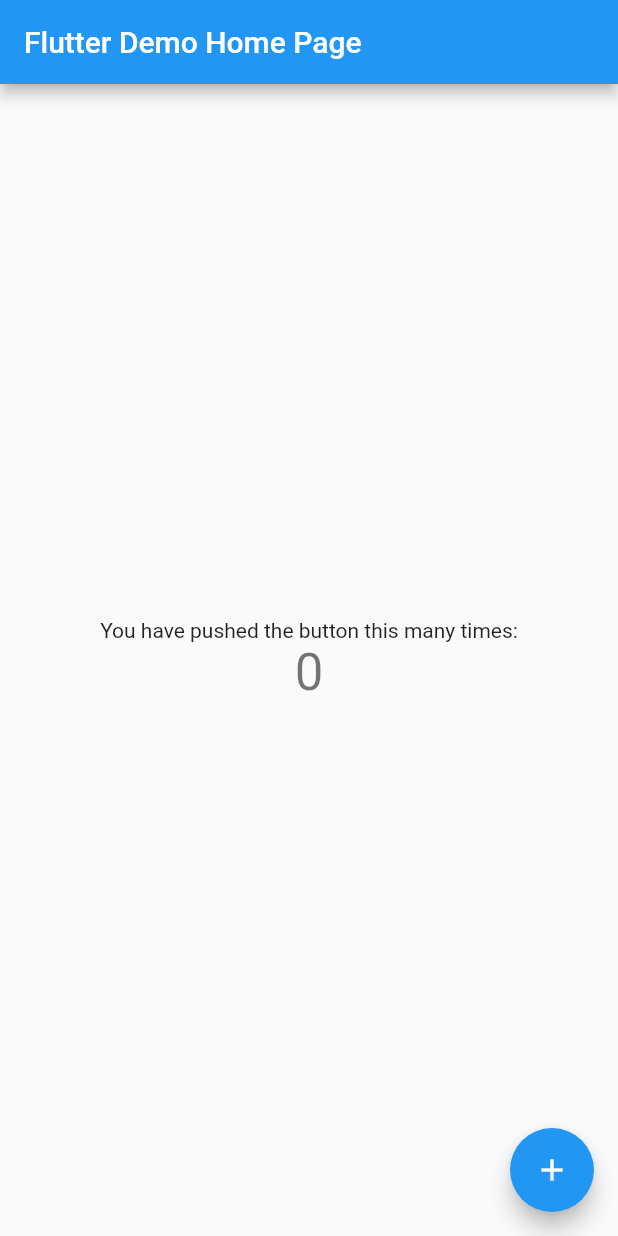
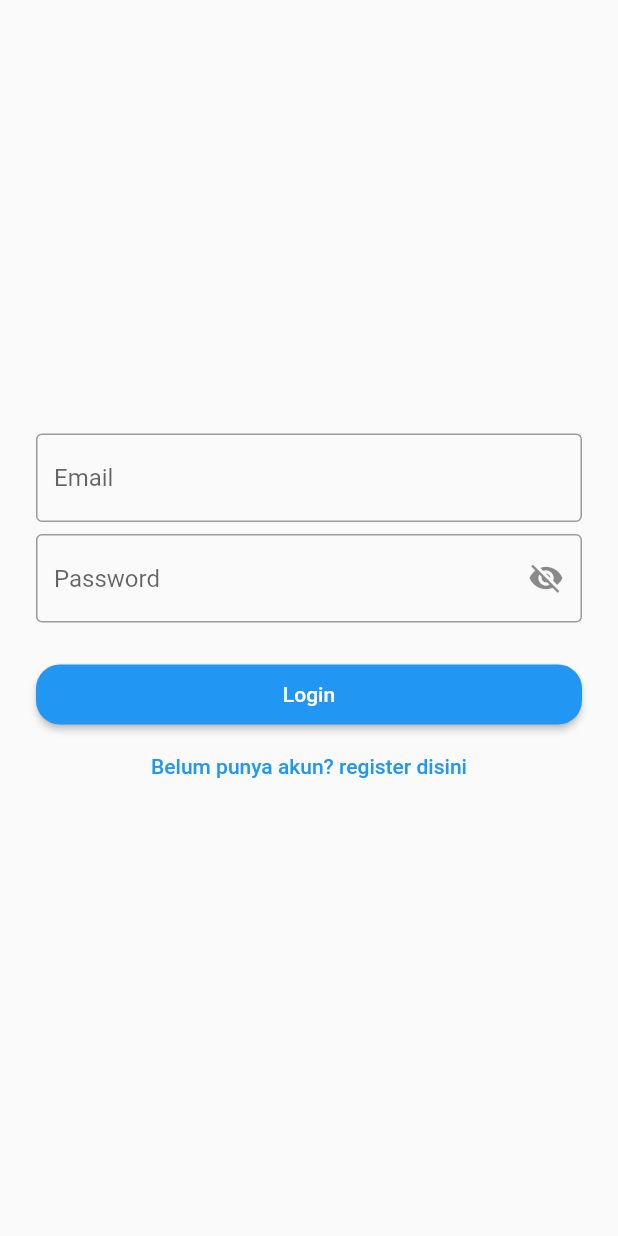
Before and after one commit to JodiKurniawan99/renthub_app, a Flutter app: the screen it shows after launch, on a phone screen of 412 x 824 dp. Run offline on Flutter 3.47's test engine with Material 2 defaults, Android fonts, the phone set to English and light mode, and no system bars.

Commit message:
init splash screen and login screen

```diff
--- a/lib/main.dart
+++ b/lib/main.dart
@@ -1,4 +1,6 @@
 import 'package:flutter/material.dart';
+import 'package:renthub_app/screens/login_screen.dart';
+import 'package:renthub_app/screens/splash_screen.dart';
 
 void main() {
   runApp(const MyApp());
@@ -7,109 +9,19 @@ void main() {
 class MyApp extends StatelessWidget {
   const MyApp({Key? key}) : super(key: key);
 
-  // This widget is the root of your application.
   @override
   Widget build(BuildContext context) {
     return MaterialApp(
-      title: 'Flutter Demo',
+      title: 'Renthub App',
       theme: ThemeData(
-        // This is the theme of your application.
-        //
-        // Try running your application with "flutter run". You'll see the
-        // application has a blue toolbar. Then, without quitting the app, try
-        // changing the primarySwatch below to Colors.green and then invoke
-        // "hot reload" (press "r" in the console where you ran "flutter run",
-        // or simply save your changes to "hot reload" in a Flutter IDE).
-        // Notice that the counter didn't reset back to zero; the application
-        // is not restarted.
         primarySwatch: Colors.blue,
       ),
-      home: const MyHomePage(title: 'Flutter Demo Home Page'),
+      initialRoute: SplashScreen.routeId,
+      routes: {
+        SplashScreen.routeId: (context) => SplashScreen(),
+        LoginScreen.routeId: (context) => LoginScreen(),
+      },
+
     );
   }
 }
-
-class MyHomePage extends StatefulWidget {
-  const MyHomePage({Key? key, required this.title}) : super(key: key);
-
-  // This widget is the home page of your application. It is stateful, meaning
-  // that it has a State object (defined below) that contains fields that affect
-  // how it looks.
-
-  // This class is the configuration for the state. It holds the values (in this
-  // case the title) provided by the parent (in this case the App widget) and
-  // used by the build method of the State. Fields in a Widget subclass are
-  // always marked "final".
-
-  final String title;
-
-  @override
-  State<MyHomePage> createState() => _MyHomePageState();
-}
-
-class _MyHomePageState extends State<MyHomePage> {
-  int _counter = 0;
-
-  void _incrementCounter() {
-    setState(() {
-      // This call to setState tells the Flutter framework that something has
-      // changed in this State, which causes it to rerun the build method below
-      // so that the display can reflect the updated values. If we changed
-      // _counter without calling setState(), then the build method would not be
-      // called again, and so nothing would appear to happen.
-      _counter++;
-    });
-  }
-
-  @override
-  Widget build(BuildContext context) {
-    // This method is rerun every time setState is called, for instance as done
-    // by the _incrementCounter method above.
-    //
-    // The Flutter framework has been optimized to make rerunning build methods
-    // fast, so that you can just rebuild anything that needs updating rather
-    // than having to individually change instances of widgets.
-    return Scaffold(
-      appBar: AppBar(
-        // Here we take the value from the MyHomePage object that was created by
-        // the App.build method, and use it to set our appbar title.
-        title: Text(widget.title),
-      ),
-      body: Center(
-        // Center is a layout widget. It takes a single child and positions it
-        // in the middle of the parent.
-        child: Column(
-          // Column is also a layout widget. It takes a list of children and
-          // arranges them vertically. By default, it sizes itself to fit its
-          // children horizontally, and tries to be as tall as its parent.
-          //
-          // Invoke "debug painting" (press "p" in the console, choose the
-          // "Toggle Debug Paint" action from the Flutter Inspector in Android
-          // Studio, or the "Toggle Debug Paint" command in Visual Studio Code)
-          // to see the wireframe for each widget.
-          //
-          // Column has various properties to control how it sizes itself and
-          // how it positions its children. Here we use mainAxisAlignment to
-          // center the children vertically; the main axis here is the vertical
-          // axis because Columns are vertical (the cross axis would be
-          // horizontal).
-          mainAxisAlignment: MainAxisAlignment.center,
-          children: <Widget>[
-            const Text(
-              'You have pushed the button this many times:',
-            ),
-            Text(
-              '$_counter',
-              style: Theme.of(context).textTheme.headline4,
-            ),
-          ],
-        ),
-      ),
-      floatingActionButton: FloatingActionButton(
-        onPressed: _incrementCounter,
-        tooltip: 'Increment',
-        child: const Icon(Icons.add),
-      ), // This trailing comma makes auto-formatting nicer for build methods.
-    );
-  }
-}
--- /dev/null
+++ b/lib/screens/login_screen.dart
@@ -0,0 +1,63 @@
+import 'package:flutter/cupertino.dart';
+import 'package:flutter/material.dart';
+
+class LoginScreen extends StatefulWidget {
+  static const String routeId = 'login_screen';
+
+  @override
+  _LoginScreenState createState() => _LoginScreenState();
+}
+class _LoginScreenState extends State<LoginScreen> {
+
+  @override
+  Widget build(BuildContext context) {
+    return Scaffold(
+      body: Padding(
+        padding: const EdgeInsets.symmetric(horizontal: 24.0),
+        child: Column(
+          mainAxisAlignment: MainAxisAlignment.center,
+          crossAxisAlignment: CrossAxisAlignment.stretch,
+          children: [
+            Container(),
+            TextField(
+              keyboardType: TextInputType.emailAddress,
+              decoration: InputDecoration(
+                border: OutlineInputBorder(),
+                hintText: 'Email',
+              ),
+            ),
+            SizedBox(height: 8.0),
+            TextField(
+
+              decoration: InputDecoration(
+                border: OutlineInputBorder(),
+                suffixIcon: IconButton(
+                  icon: Icon(Icons.visibility_off),
+                  onPressed: () {
+                  },
+                ),
+                hintText: 'Password',
+              ),
+            ),
+            SizedBox(height: 24.0),
+            MaterialButton(
+              child: Text('Login'),
+              color: Theme.of(context).primaryColor,
+              textTheme: ButtonTextTheme.primary,
+              height: 40,
+              shape: RoundedRectangleBorder(
+                borderRadius: BorderRadius.circular(16),
+              ),
+              onPressed: () {}
+            ),
+            TextButton(
+              child: Text('Belum punya akun? register disini'),
+              onPressed: () {},
+            ),
+          ],
+        ),
+      ),
+    );
+  }
+
+}
```
Also changed, not shown: lib/screens/splash_screen.dart (added, +63 -0 lines).
